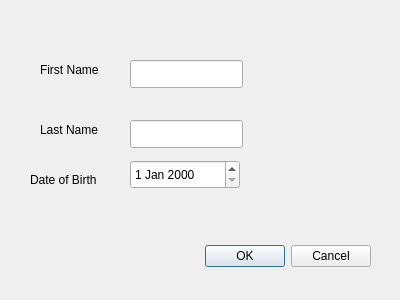
This is qt-app/addpatientdialog.ui in CalThompson9/rheumAI as Qt 5 draws it before an edit. The edited form follows.
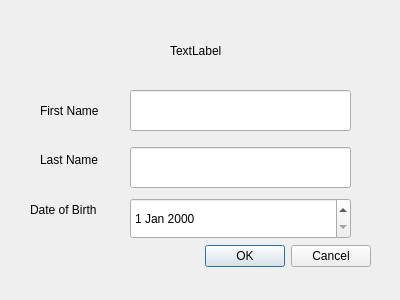
This is the edited form.

Commit message: Added raw transcript saving and UI improvements

```diff
--- a/qt-app/addpatientdialog.ui
+++ b/qt-app/addpatientdialog.ui
@@ -33,29 +33,35 @@
    <property name="geometry">
     <rect>
      <x>130</x>
-     <y>60</y>
-     <width>113</width>
-     <height>28</height>
+     <y>90</y>
+     <width>221</width>
+     <height>41</height>
     </rect>
    </property>
+   <property name="text">
+    <string/>
+   </property>
   </widget>
   <widget class="QLineEdit" name="lastNameInput">
    <property name="geometry">
     <rect>
      <x>130</x>
-     <y>120</y>
-     <width>113</width>
-     <height>28</height>
+     <y>147</y>
+     <width>221</width>
+     <height>41</height>
     </rect>
    </property>
+   <property name="text">
+    <string/>
+   </property>
   </widget>
   <widget class="QDateEdit" name="dobInput">
    <property name="geometry">
     <rect>
      <x>130</x>
-     <y>160</y>
-     <width>110</width>
-     <height>29</height>
+     <y>198</y>
+     <width>221</width>
+     <height>41</height>
     </rect>
    </property>
   </widget>
@@ -63,9 +69,9 @@
    <property name="geometry">
     <rect>
      <x>40</x>
-     <y>60</y>
+     <y>100</y>
      <width>71</width>
-     <height>20</height>
+     <height>21</height>
     </rect>
    </property>
    <property name="text">
@@ -76,7 +82,7 @@
    <property name="geometry">
     <rect>
      <x>40</x>
-     <y>120</y>
+     <y>150</y>
      <width>71</width>
      <height>20</height>
     </rect>
@@ -89,7 +95,7 @@
    <property name="geometry">
     <rect>
      <x>30</x>
-     <y>170</y>
+     <y>200</y>
      <width>91</width>
      <height>20</height>
     </rect>
@@ -98,6 +104,19 @@
     <string>Date of Birth</string>
    </property>
   </widget>
+  <widget class="QLabel" name="logoLabel">
+   <property name="geometry">
+    <rect>
+     <x>170</x>
+     <y>20</y>
+     <width>91</width>
+     <height>61</height>
+    </rect>
+   </property>
+   <property name="text">
+    <string>TextLabel</string>
+   </property>
+  </widget>
  </widget>
  <resources/>
  <connections>
```
The commit also changes 5 other files.
